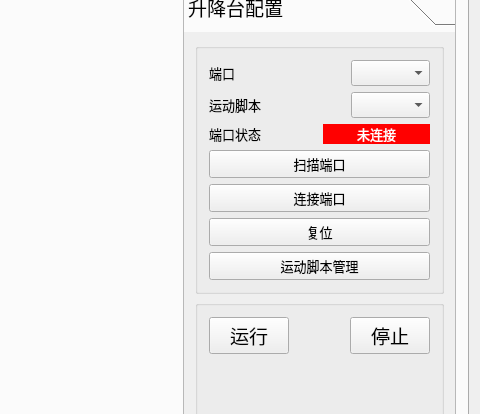
Qt form KFScanner/mainform.ui (hanxiaomax/fusionscanner) before a commit; both pictures show x 668 to 1148 and y 129 to 543 of the 1148 by 771 pixel window.
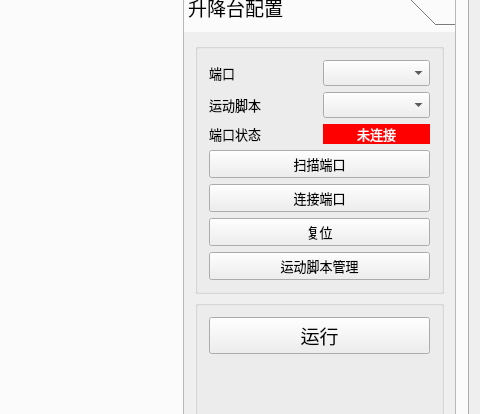
The same form after that commit. The open tabs and pages were chosen to show the change. Icons and pictures are not drawn. Custom widgets are drawn as their Qt base class.

Patch:
```diff
--- a/KFScanner/mainform.ui
+++ b/KFScanner/mainform.ui
@@ -115,7 +115,7 @@
                    </property>
                   </widget>
                  </item>
-                 <item row="0" column="2">
+                 <item row="0" column="1">
                   <widget class="QComboBox" name="port_list">
                    <property name="font">
                     <font>
@@ -124,19 +124,6 @@
                    </property>
                   </widget>
                  </item>
-                 <item row="1" column="1">
-                  <spacer name="horizontalSpacer_17">
-                   <property name="orientation">
-                    <enum>Qt::Horizontal</enum>
-                   </property>
-                   <property name="sizeHint" stdset="0">
-                    <size>
-                     <width>20</width>
-                     <height>20</height>
-                    </size>
-                   </property>
-                  </spacer>
-                 </item>
                  <item row="1" column="0">
                   <widget class="QLabel" name="label_30">
                    <property name="font">
@@ -149,8 +136,8 @@
                    </property>
                   </widget>
                  </item>
-                 <item row="1" column="2">
-                  <widget class="QComboBox" name="script_cb">
+                 <item row="1" column="1">
+                  <widget class="QComboBox" name="script_combox">
                    <property name="font">
                     <font>
                      <pointsize>10</pointsize>
@@ -158,19 +145,6 @@
                    </property>
                   </widget>
                  </item>
-                 <item row="0" column="1">
-                  <spacer name="horizontalSpacer_16">
-                   <property name="orientation">
-                    <enum>Qt::Horizontal</enum>
-                   </property>
-                   <property name="sizeHint" stdset="0">
-                    <size>
-                     <width>20</width>
-                     <height>20</height>
-                    </size>
-                   </property>
-                  </spacer>
-                 </item>
                 </layout>
                </item>
                <item>
@@ -296,26 +270,6 @@
                    </property>
                   </widget>
                  </item>
-                 <item>
-                  <spacer name="horizontalSpacer_19">
-                   <property name="orientation">
-                    <enum>Qt::Horizontal</enum>
-                   </property>
-                   <property name="sizeHint" stdset="0">
-                    <size>
-                     <width>20</width>
-                     <height>20</height>
-                    </size>
-                   </property>
-                  </spacer>
-                 </item>
-                 <item>
-                  <widget class="QPushButton" name="stopBtn">
-                   <property name="text">
-                    <string>停止</string>
-                   </property>
-                  </widget>
-                 </item>
                 </layout>
                </item>
                <item row="1" column="0">
```
Left out of the diff: 14 changed lines with no effect on the pictures.
